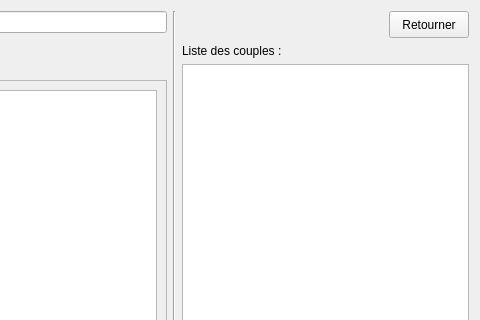
yinsimei/NoteIt, file relationwindow.ui: the form before one commit; both pictures show x 434 to 914 and y 0 to 320 of the 914 by 629 pixel window.
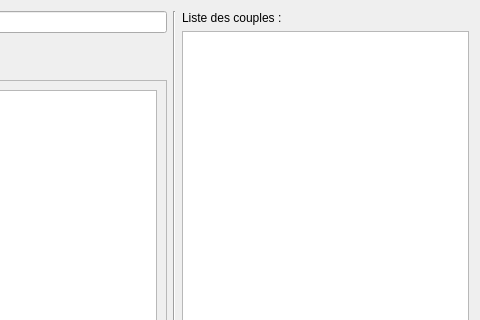
The form after the commit.

Commit message: relation management completes

```diff
--- a/relationwindow.ui
+++ b/relationwindow.ui
@@ -182,42 +182,6 @@
    </item>
    <item>
     <layout class="QVBoxLayout" name="verticalLayout_3">
-     <item>
-      <layout class="QHBoxLayout" name="horizontalLayout_3">
-       <item>
-        <spacer name="horizontalSpacer">
-         <property name="orientation">
-          <enum>Qt::Horizontal</enum>
-         </property>
-         <property name="sizeHint" stdset="0">
-          <size>
-           <width>40</width>
-           <height>20</height>
-          </size>
-         </property>
-        </spacer>
-       </item>
-       <item>
-        <widget class="QPushButton" name="relation_backButton">
-         <property name="minimumSize">
-          <size>
-           <width>27</width>
-           <height>27</height>
-          </size>
-         </property>
-         <property name="maximumSize">
-          <size>
-           <width>400</width>
-           <height>27</height>
-          </size>
-         </property>
-         <property name="text">
-          <string>Retourner</string>
-         </property>
-        </widget>
-       </item>
-      </layout>
-     </item>
      <item>
       <widget class="QLabel" name="label_5">
        <property name="text">
```
The commit also changes 9 other files.
